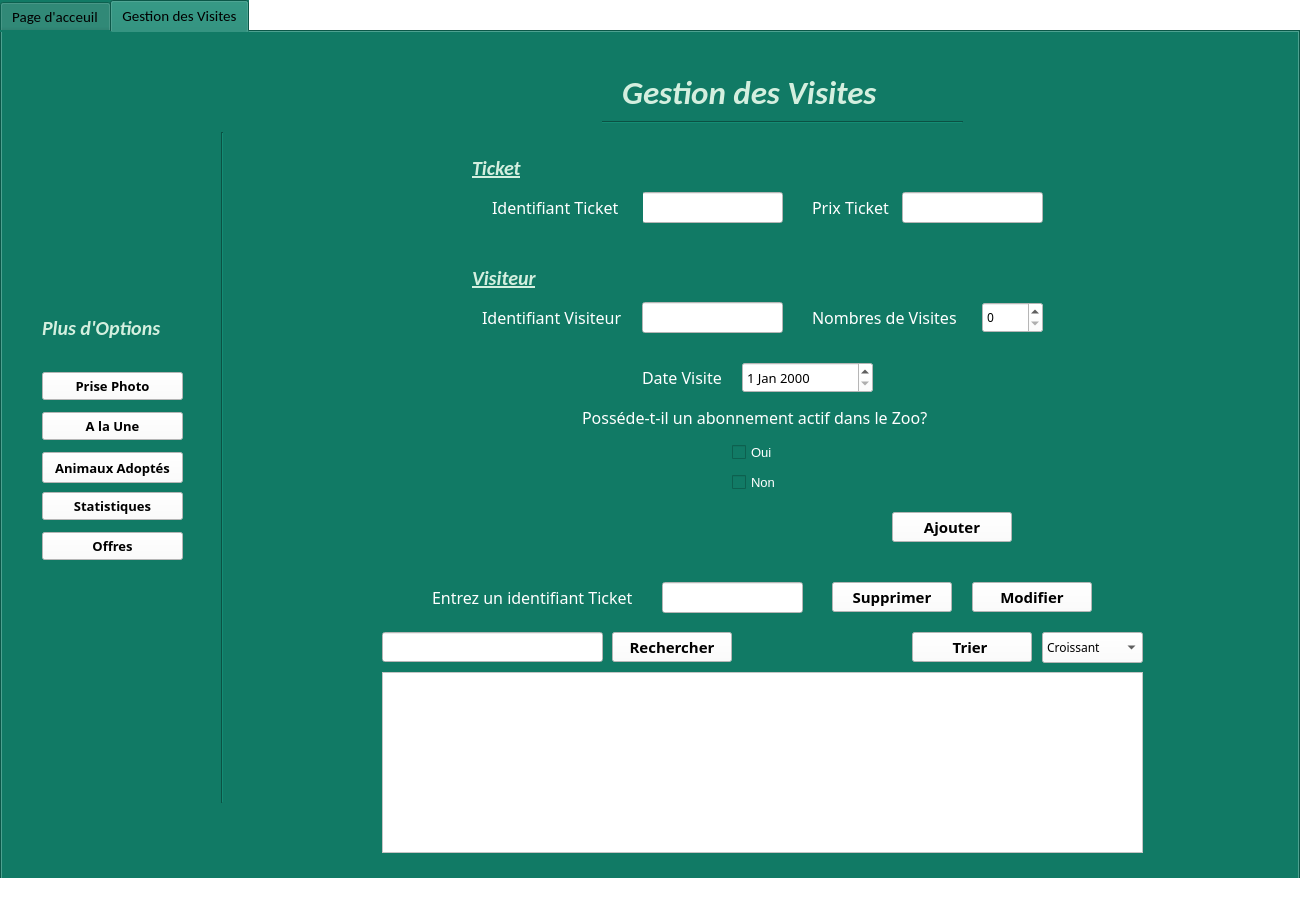
First picture: the form in Gestion_Visites/mainwindow.ui, repository SarraGha/Smart_Park_2A19, before the edit.
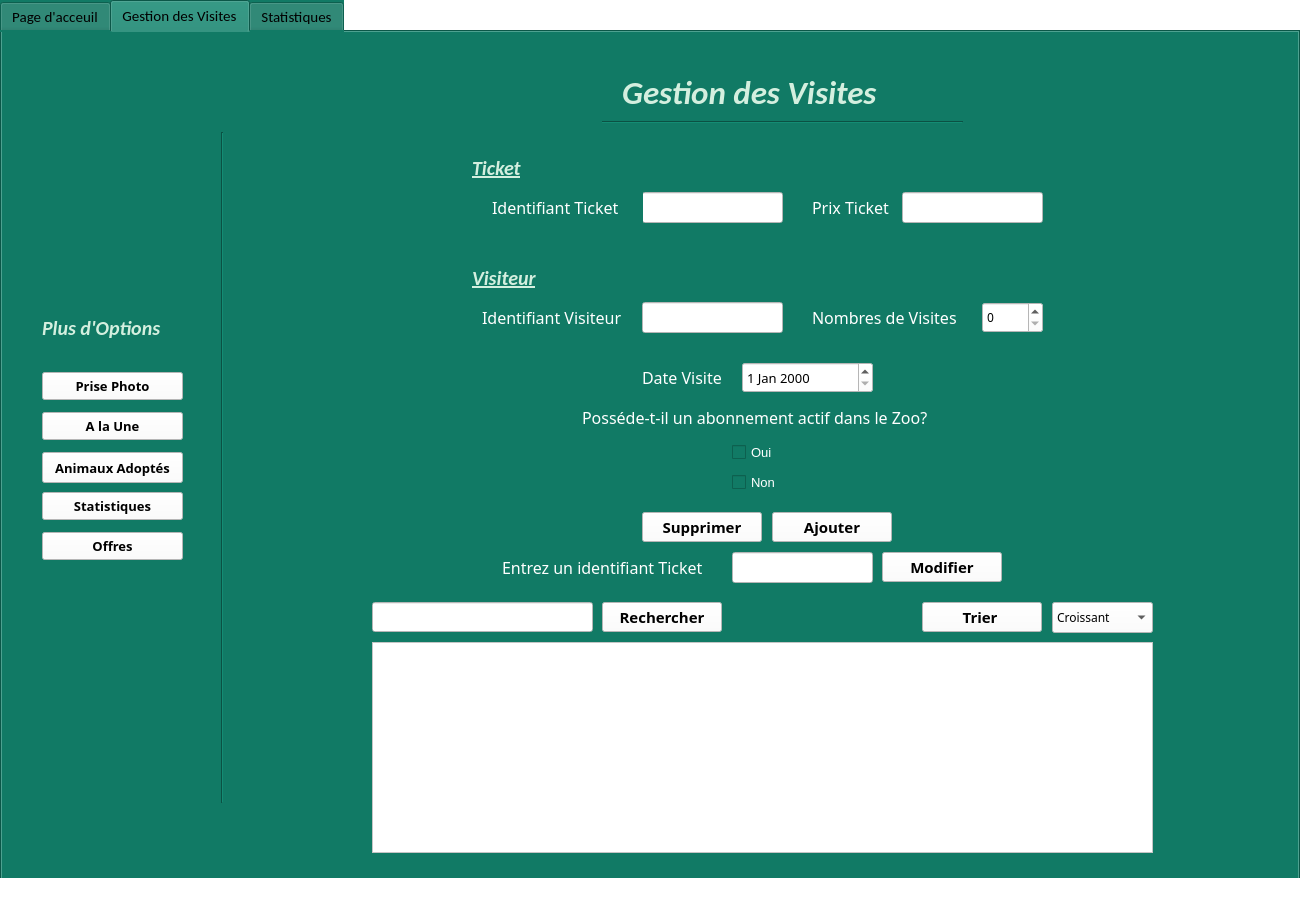
Second picture: the form after the edit. Icons and pictures are not drawn.

What changed in the file:
```diff
--- a/Gestion_Visites/mainwindow.ui
+++ b/Gestion_Visites/mainwindow.ui
@@ -286,10 +286,10 @@
      <widget class="QTableView" name="tableView">
       <property name="geometry">
        <rect>
-        <x>380</x>
-        <y>640</y>
-        <width>761</width>
-        <height>181</height>
+        <x>370</x>
+        <y>610</y>
+        <width>781</width>
+        <height>211</height>
        </rect>
       </property>
       <property name="font">
@@ -305,8 +305,8 @@
      <widget class="QPushButton" name="modifier">
       <property name="geometry">
        <rect>
-        <x>970</x>
-        <y>550</y>
+        <x>880</x>
+        <y>520</y>
         <width>120</width>
         <height>30</height>
        </rect>
@@ -429,7 +429,7 @@
      <widget class="QPushButton" name="ajouter">
       <property name="geometry">
        <rect>
-        <x>890</x>
+        <x>770</x>
         <y>480</y>
         <width>120</width>
         <height>30</height>
@@ -557,8 +557,8 @@
      <widget class="QPushButton" name="trier">
       <property name="geometry">
        <rect>
-        <x>910</x>
-        <y>600</y>
+        <x>920</x>
+        <y>570</y>
         <width>120</width>
         <height>30</height>
        </rect>
@@ -656,8 +656,8 @@
      <widget class="QPushButton" name="supprimer">
       <property name="geometry">
        <rect>
-        <x>830</x>
-        <y>550</y>
+        <x>640</x>
+        <y>480</y>
         <width>120</width>
         <height>30</height>
        </rect>
@@ -733,8 +733,8 @@
      <widget class="QPushButton" name="rechercher">
       <property name="geometry">
        <rect>
-        <x>610</x>
-        <y>600</y>
+        <x>600</x>
+        <y>570</y>
         <width>120</width>
         <height>30</height>
        </rect>
@@ -765,8 +765,8 @@
      <widget class="QComboBox" name="comboBox">
       <property name="geometry">
        <rect>
-        <x>1040</x>
-        <y>600</y>
+        <x>1050</x>
+        <y>570</y>
         <width>101</width>
         <height>31</height>
        </rect>
@@ -795,8 +795,8 @@
      <widget class="QLineEdit" name="lineEdit_rechercher">
       <property name="geometry">
        <rect>
-        <x>380</x>
-        <y>600</y>
+        <x>370</x>
+        <y>570</y>
         <width>221</width>
         <height>30</height>
        </rect>
@@ -916,8 +916,8 @@
      <widget class="QLineEdit" name="lineEdit">
       <property name="geometry">
        <rect>
-        <x>660</x>
-        <y>550</y>
+        <x>730</x>
+        <y>520</y>
         <width>141</width>
         <height>31</height>
        </rect>
@@ -929,8 +929,8 @@
      <widget class="QLabel" name="label">
       <property name="geometry">
        <rect>
-        <x>430</x>
-        <y>550</y>
+        <x>500</x>
+        <y>520</y>
         <width>221</width>
         <height>31</height>
        </rect>
@@ -949,6 +949,11 @@
       </property>
      </widget>
     </widget>
+    <widget class="QWidget" name="tab_3">
+     <attribute name="title">
+      <string>Statistiques</string>
+     </attribute>
+    </widget>
    </widget>
   </widget>
   <widget class="QStatusBar" name="statusbar"/>
```
Left out of the diff: 10 changed lines with no effect on the pictures.
